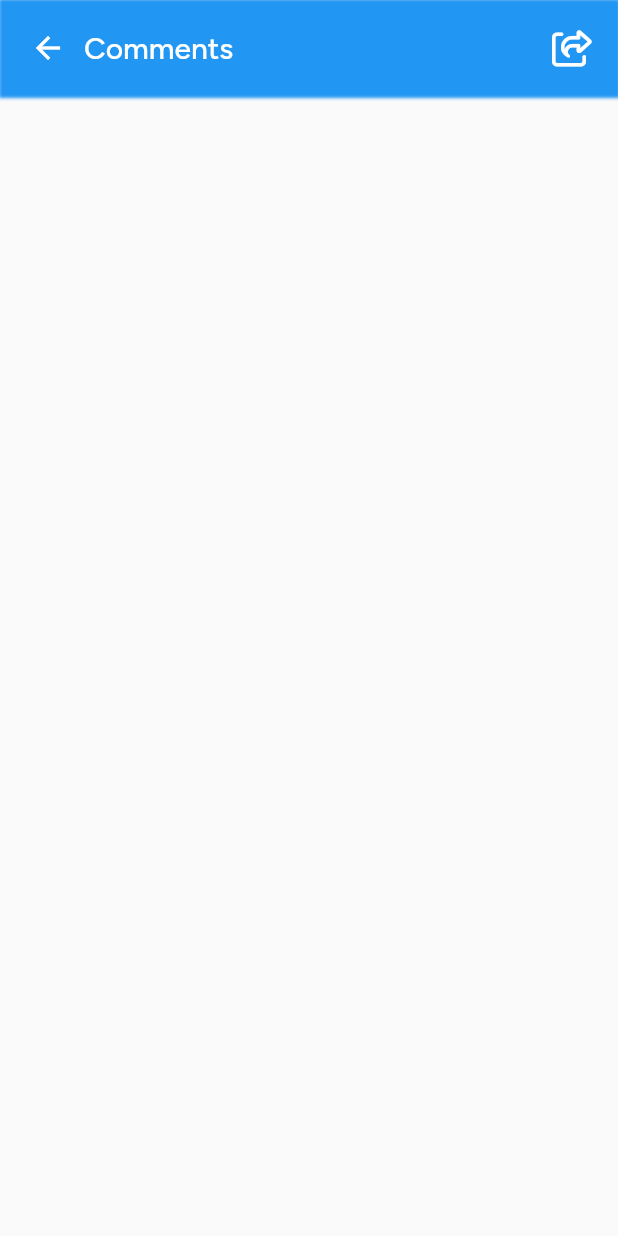
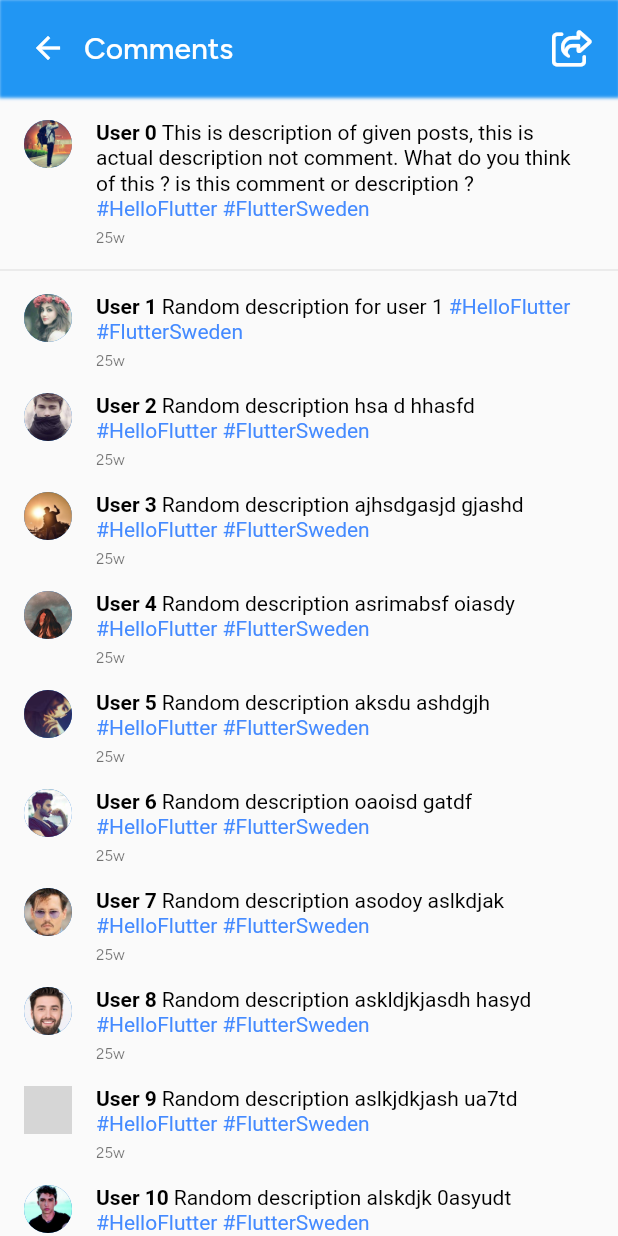
Before and after one commit to UmairKhalid786/Instagram-Fluttery, a Flutter app: the screen it shows after launch, after a tap on an icon or button, on a phone screen of 412 x 824 dp. Run offline on Flutter 3.47's test engine with Material 2 defaults, Android fonts, the phone set to English and light mode, and no system bars; our stand-ins replace font_awesome_flutter, google_fonts, share_plus; grey boxes are pictures that could not be loaded.

Commit message:
Comment detail page added, user comments date, comments styles added

```diff
--- a/lib/main.dart
+++ b/lib/main.dart
@@ -1,5 +1,6 @@
 import 'package:flutter/material.dart';
 import 'package:font_awesome_flutter/font_awesome_flutter.dart';
+import 'package:google_fonts/google_fonts.dart';
 import 'package:instagram_flutter/posts/posts.dart';
 import 'package:instagram_flutter/stories/stories_list.dart';
 
@@ -18,7 +19,7 @@ class MyApp extends StatelessWidget {
     return MaterialApp(
       title: 'Instagram Clone',
       scrollBehavior: MyCustomScrollBehavior(),
-      theme: ThemeData(fontFamily: "Figtree"),
+      theme: ThemeData(fontFamily: GoogleFonts.figtree().fontFamily),
       home: const MyHomePage(title: 'Instagram clone'),
     );
   }
@@ -58,13 +59,13 @@ class AppHeader extends StatelessWidget {
   @override
   Widget build(BuildContext context) {
     return Padding(
-      padding: const EdgeInsets.all(20.0),
+      padding: const EdgeInsets.all(16),
       child: Row(
         children: [
           Text(
             "Instagram",
             textAlign: TextAlign.start,
-            style: Theme.of(context).textTheme.headline5,
+            style: Theme.of(context).textTheme.headline4?.copyWith(fontFamily: GoogleFonts.grandHotel().fontFamily),
           ),
           const Spacer(),
           const Padding(
--- a/lib/posts/comments/comment_details.dart
+++ /dev/null
@@ -1,28 +0,0 @@
-import 'package:flutter/material.dart';
-
-import '../../common/common_navigation.dart';
-
-class CommentDetail extends StatefulWidget {
-  final String userId;
-  const CommentDetail({super.key, required this.userId});
-
-  @override
-  State<StatefulWidget> createState() => CommentDetailState();
-}
-
-class CommentDetailState extends State<CommentDetail> {
-  @override
-  Widget build(BuildContext context) {
-    return Scaffold(
-        extendBody: true,
-        body: SafeArea(
-          child: Column(
-            mainAxisAlignment: MainAxisAlignment.start,
-            children: const <Widget>[
-              CommonNavigation(title: "Comments"),
-            ],
-          ),
-        ) // This trailing comma makes auto-formatting nicer for build methods.
-    );
-  }
-}
--- /dev/null
+++ b/lib/posts/comments/comment_details_content.dart
@@ -0,0 +1,38 @@
+import 'package:flutter/cupertino.dart';
+import 'package:instagram_flutter/posts/comments/comment_view.dart';
+
+import '../models/Comment.dart';
+import '../models/Description.dart';
+
+List<Comment> comments = [
+  Comment(userId: "1", commentDetail: "Random description for user 1"),
+  Comment(userId: "2", commentDetail: "Random description hsa d hhasfd "),
+  Comment(userId: "3", commentDetail: "Random description ajhsdgasjd gjashd"),
+  Comment(userId: "4", commentDetail: "Random description asrimabsf oiasdy"),
+  Comment(userId: "5", commentDetail: "Random description aksdu ashdgjh"),
+  Comment(userId: "6", commentDetail: "Random description oaoisd gatdf"),
+  Comment(userId: "7", commentDetail: "Random description asodoy aslkdjak"),
+  Comment(userId: "8", commentDetail: "Random description askldjkjasdh hasyd"),
+  Comment(userId: "9", commentDetail: "Random description aslkjdkjash ua7td"),
+  Comment(userId: "10", commentDetail: "Random description alskdjk 0asyudt"),
+];
+
+class CommentDetailScreenContent extends StatefulWidget {
+  final String userId;
+  const CommentDetailScreenContent({super.key, required this.userId});
+
+  @override
+  State<StatefulWidget> createState() => CommentDetailScreenContentState();
+}
+
+class CommentDetailScreenContentState extends State<CommentDetailScreenContent> {
+
+  @override
+  Widget build(BuildContext context) {
+    return ListView.builder(
+        itemCount: comments.length,
+        itemBuilder: (BuildContext ctx, int index) {
+          return CommentView(comment: comments.elementAt(index),);
+        });
+  }
+}
--- /dev/null
+++ b/lib/posts/comments/comment_details_screen.dart
@@ -0,0 +1,40 @@
+import 'package:flutter/material.dart';
+import 'package:instagram_flutter/posts/comments/comment_view.dart';
+import 'package:instagram_flutter/posts/models/Comment.dart';
+
+import '../../common/common_navigation.dart';
+import '../models/Description.dart';
+import 'comment_details_content.dart';
+
+class CommentDetailScreen extends StatefulWidget {
+  final String userId;
+
+  const CommentDetailScreen({super.key, required this.userId});
+
+  @override
+  State<StatefulWidget> createState() => CommentDetailScreenState();
+}
+
+class CommentDetailScreenState extends State<CommentDetailScreen> {
+  Comment description = Comment(userId: "0",
+      commentDetail: "This is description of given posts, this is actual description not comment. What do you think of this ? is this comment or description ?");
+
+  @override
+  Widget build(BuildContext context) {
+    return Scaffold(
+        extendBody: true,
+        body: SafeArea(
+          child: Column(
+            mainAxisAlignment: MainAxisAlignment.start,
+            children: <Widget>[
+              const CommonNavigation(title: "Comments"),
+              const SizedBox(height: 8),
+              CommentView(comment: description),
+              const Divider(),
+              const Expanded(child: CommentDetailScreenContent(userId: ""))
+            ],
+          ),
+        ) // This trailing comma makes auto-formatting nicer for build methods.
+    );
+  }
+}
--- /dev/null
+++ b/lib/posts/comments/comment_view.dart
@@ -0,0 +1,54 @@
+import 'package:flutter/material.dart';
+import 'package:instagram_flutter/posts/models/Comment.dart';
+
+import '../../utils/TextUtils.dart';
+
+class CommentView extends StatelessWidget {
+  final Comment comment;
+
+  const CommentView({super.key, required this.comment});
+
+  @override
+  Widget build(BuildContext context) {
+    return Padding(
+      padding: const EdgeInsets.all(8),
+      child: Row(
+        crossAxisAlignment: CrossAxisAlignment.start,
+        children: [
+          Padding(
+            padding: const EdgeInsets.symmetric(horizontal: 8),
+            child: CircleAvatar(
+              backgroundImage:
+                  AssetImage("assets/images/user${comment.userId}.jpg"),
+              radius: 16,
+            ),
+          ),
+          Expanded(
+            child: Padding(
+              padding: const EdgeInsets.symmetric(horizontal: 8),
+              child: Column(
+                crossAxisAlignment: CrossAxisAlignment.start,
+                children: [
+                  RichText(
+                    overflow: TextOverflow.clip,
+                    text: TextSpan(
+                        children: TextUtils.constructTextWithGivenUsers(
+                            "User ${comment.userId}",
+                            comment.commentDetail,
+                            ["#HelloFlutter", "#FlutterSweden"]),
+                        style: const TextStyle(color: Colors.black)),
+                  ),
+                  const SizedBox(height: 4,),
+                  Text(
+                    "25w",
+                    style: Theme.of(context).textTheme.caption?.copyWith(fontSize: 10),
+                  )
+                ],
+              ),
+            ),
+          )
+        ],
+      ),
+    );
+  }
+}
--- a/lib/posts/comments/comments.dart
+++ b/lib/posts/comments/comments.dart
@@ -1,5 +1,5 @@
 import 'package:flutter/material.dart';
-import 'package:instagram_flutter/posts/comments/comment_details.dart';
+import 'package:instagram_flutter/posts/comments/comment_details_screen.dart';
 
 List<String> comments = [
   "Hi",
@@ -34,7 +34,7 @@ class CommentsState extends State<Comments> {
   }
 
   void _navigateToDetail(BuildContext context) {
-    Navigator.of(context).push(MaterialPageRoute(builder: (context) => CommentDetail(userId: widget.title)));
+    Navigator.of(context).push(MaterialPageRoute(builder: (context) => CommentDetailScreen(userId: widget.title)));
   }
 
   @override
--- /dev/null
+++ b/lib/posts/models/Comment.dart
@@ -0,0 +1,6 @@
+class Comment {
+  String userId;
+  String commentDetail;
+
+  Comment({required this.userId, required this.commentDetail});
+}
--- /dev/null
+++ b/lib/posts/models/Description.dart
@@ -0,0 +1,5 @@
+import 'package:instagram_flutter/posts/models/Comment.dart';
+
+class Description extends Comment {
+  Description({required super.userId, required super.commentDetail});
+}
--- a/lib/posts/post_description.dart
+++ b/lib/posts/post_description.dart
@@ -15,21 +15,10 @@ class PostDescription extends StatelessWidget {
       padding: const EdgeInsets.symmetric(horizontal: 16, vertical: 8),
       child: RichText(
         text: TextSpan(
-            children: constructTextWithGivenUsers(
+            children: TextUtils.constructTextWithGivenUsers(
                 "User $user", description, ["#HelloFlutter", "#FlutterSweden"]),
             style: const TextStyle(color: Colors.black)),
       ),
     );
   }
-
-  List<TextSpan> constructTextWithGivenUsers(
-      String user, String description, List<String> tags) {
-    List<TextSpan> spans = [];
-    spans.add(TextUtils.boldTextSpan("$user "));
-    spans.add(TextUtils.normalSpan("$description "));
-    for (var element in tags) {
-      spans.add(TextUtils.coloredSpan("$element ", Colors.blueAccent));
-    }
-    return spans;
-  }
 }
--- a/lib/utils/TextUtils.dart
+++ b/lib/utils/TextUtils.dart
@@ -13,4 +13,15 @@ class TextUtils {
   static TextSpan coloredSpan(String s, Color color) {
     return TextSpan(text: s, style: TextStyle(color: color));
   }
+
+  static List<TextSpan> constructTextWithGivenUsers(
+      String user, String description, List<String> tags) {
+    List<TextSpan> spans = [];
+    spans.add(TextUtils.boldTextSpan("$user "));
+    spans.add(TextUtils.normalSpan("$description "));
+    for (var element in tags) {
+      spans.add(TextUtils.coloredSpan("$element ", Colors.blueAccent));
+    }
+    return spans;
+  }
 }
```
Also changed, not shown: pubspec.yaml (+11 -10 lines), fonts/Figtree-Font.ttf (deleted), fonts/GrandHotel-Regular.ttf (deleted), fonts/dancing_script.ttf (deleted), pubspec.lock, 1 other file.
